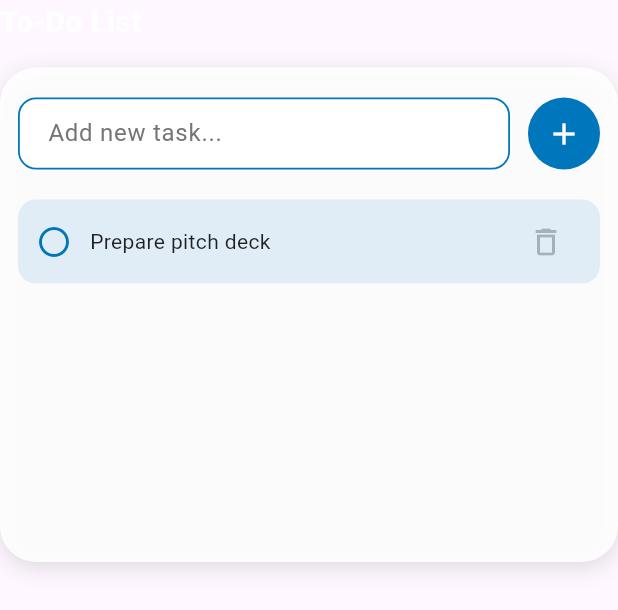
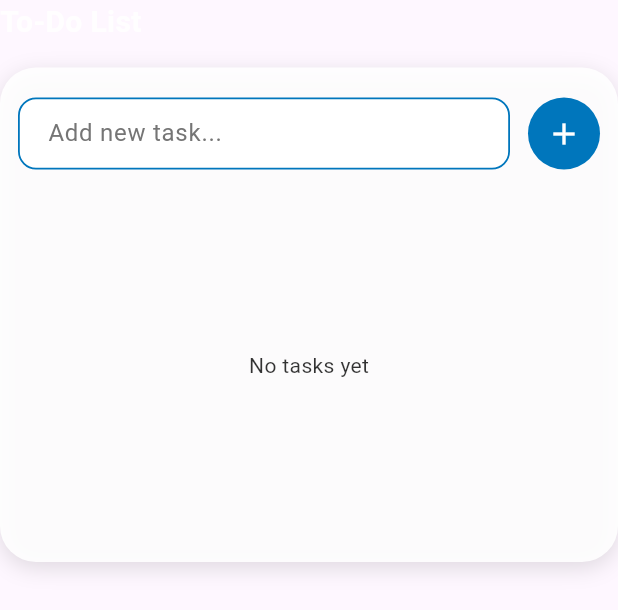
Before and after one commit to alexey192/calendarit, a Flutter app: the TodoListSection widget shown alone on an empty page, opened directly, on a phone screen of 412 x 824 dp. Shown: the top 610 px of the screen. Run offline on Flutter 3.47's test engine with Material 3 defaults, Android fonts, the phone set to English and light mode, and no system bars; our stand-ins replace bloc, cloud_firestore, cloud_functions, file_picker, firebase_auth, firebase_core and 7 more; missing offline and left inert: dart:html, flutter_appauth, flutter_tesseract_ocr; accounts and stored records are empty; network calls fail.

Commit message:
Minor update on todo-list section

```diff
--- a/lib/features/dashboard/widgets/todo_list_section.dart
+++ b/lib/features/dashboard/widgets/todo_list_section.dart
@@ -9,7 +9,7 @@ class TodoListSection extends StatefulWidget {
 
 class _TodoListSectionState extends State<TodoListSection> {
   final List<_TodoItem> _todos = [
-    _TodoItem('Prepare pitch deck'),
+    //_TodoItem('Prepare pitch deck'),
   ];
 
   final TextEditingController _controller = TextEditingController();
@@ -121,7 +121,14 @@ class _TodoListSectionState extends State<TodoListSection> {
 
               // Scrollable list of to-do items
               Expanded(
-                child: ListView.separated(
+                child: _todos.isEmpty
+                    ? Center(
+                  child: Text(
+                    'No tasks yet',
+                    style: TextStyle(color: Colors.black45.withOpacity(0.8)),
+                  ),
+                )
+                    : ListView.separated(
                   itemCount: _todos.length,
                   separatorBuilder: (_, __) => const SizedBox(height: 6),
                   itemBuilder: (context, index) {
@@ -129,12 +136,12 @@ class _TodoListSectionState extends State<TodoListSection> {
 
                     return AnimatedContainer(
                       duration: const Duration(milliseconds: 200),
-                      margin: const EdgeInsets.symmetric(vertical: 0),   // smaller margin
-                      padding: const EdgeInsets.symmetric(horizontal: 12, vertical: 4), // smaller padding
+                      margin: const EdgeInsets.symmetric(vertical: 0),
+                      padding: const EdgeInsets.symmetric(horizontal: 12, vertical: 4),
                       decoration: BoxDecoration(
                         color: todo.isDone
-                            ? Color(0xFF059669).withOpacity(0.1)//Colors.greenAccent.withOpacity(0.3)
-                            : Color(0xFF9ECDEC).withOpacity(0.3),// const Color(0xFFEDE9FE),
+                            ? Color(0xFF059669).withOpacity(0.1)
+                            : Color(0xFF9ECDEC).withOpacity(0.3),
                         borderRadius: BorderRadius.circular(12),
                       ),
                       child: Row(
@@ -145,7 +152,7 @@ class _TodoListSectionState extends State<TodoListSection> {
                               todo.isDone
                                   ? Icons.check_circle
                                   : Icons.radio_button_unchecked,
-                              color: todo.isDone ? Color(0xFF059669).withOpacity(1) : Color(0xFF0076B8),
+                              color: todo.isDone ? Color(0xFF059669) : Color(0xFF0076B8),
                             ),
                           ),
                           const SizedBox(width: 12),
@@ -153,9 +160,10 @@ class _TodoListSectionState extends State<TodoListSection> {
                             child: Text(
                               todo.title,
                               style: TextStyle(
-                                fontSize: 14,  // smaller font size
+                                fontSize: 14,
                                 color: Colors.black87,
-                                decoration: todo.isDone ? TextDecoration.lineThrough : null,
+                                decoration:
+                                todo.isDone ? TextDecoration.lineThrough : null,
                               ),
                             ),
                           ),
```
